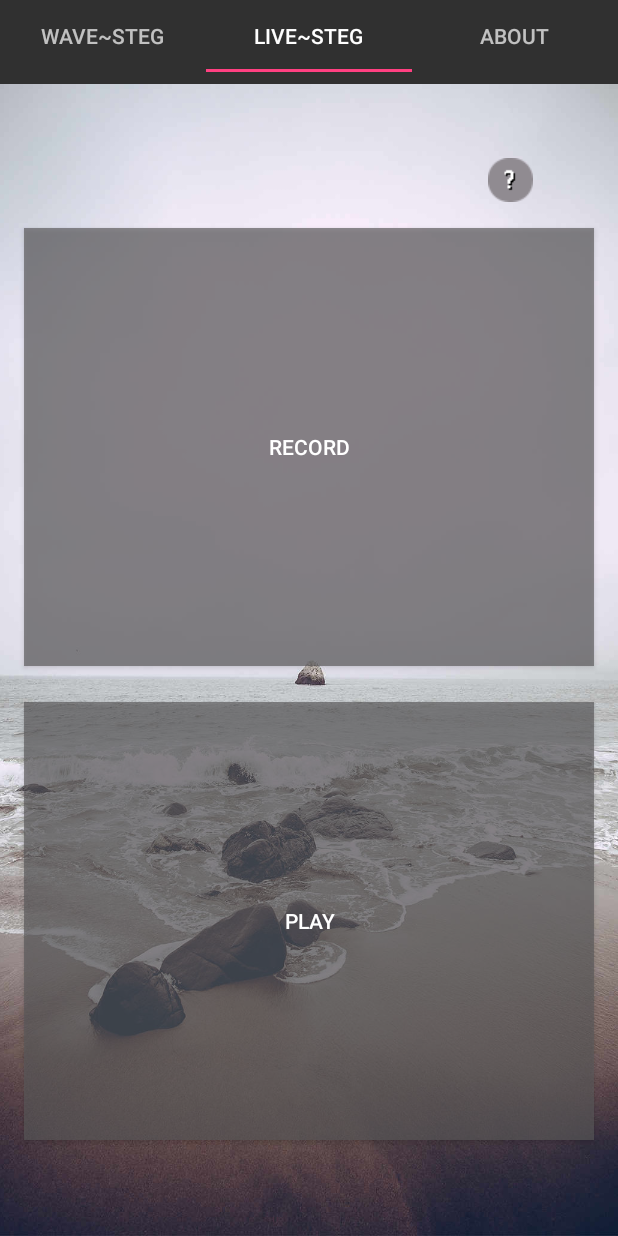
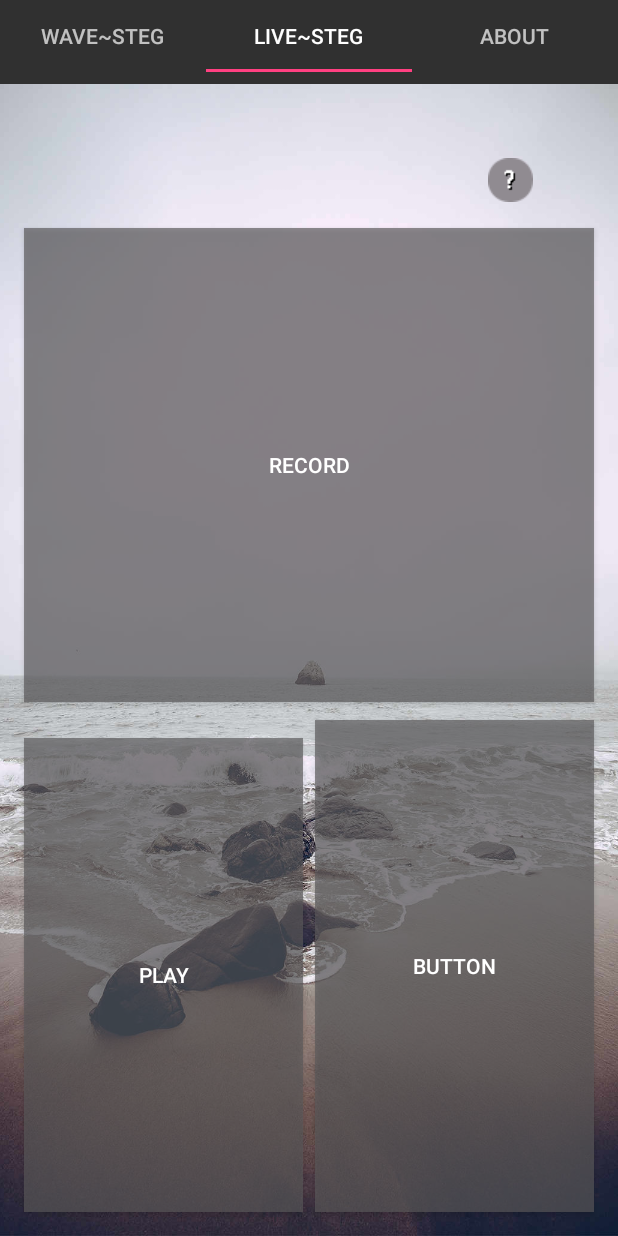
Before and after one commit to ExciiTeD/Diplomarbeit, an Android app: the screen it shows after launch (HomeActivity), tab 2 chosen, on a phone screen of 412 x 824 dp. Run offline under Robolectric (Android 15) with nearby library versions, the phone set to English and light mode, and no system bars.

Commit message:
Live Steg Tab Update

```diff
--- a/app/src/main/res/layout/fragment_live_steg_tab.xml
+++ b/app/src/main/res/layout/fragment_live_steg_tab.xml
@@ -31,7 +31,8 @@
             app:layout_constraintEnd_toEndOf="parent"
             app:layout_constraintHorizontal_bias="0.0"
             app:layout_constraintStart_toStartOf="parent"
-            app:layout_constraintTop_toTopOf="parent" />
+            app:layout_constraintTop_toTopOf="parent"
+            app:layout_constraintVertical_chainStyle="packed" />
 
         <ImageButton
             android:layout_width="wrap_content"
@@ -51,15 +52,31 @@
             android:id="@+id/button4"
             android:layout_width="0dp"
             android:layout_height="0dp"
-            android:layout_marginBottom="64dp"
-            android:layout_marginEnd="16dp"
+            android:layout_marginBottom="16dp"
+            android:layout_marginEnd="4dp"
             android:layout_marginStart="16dp"
             android:layout_marginTop="12dp"
             android:background="@color/primaryButtonColorLight"
             android:text="@string/button3_text"
             app:layout_constraintBottom_toBottomOf="parent"
+            app:layout_constraintEnd_toStartOf="@+id/button10"
+            app:layout_constraintStart_toStartOf="parent"
+            app:layout_constraintTop_toBottomOf="@+id/button3" />
+
+        <Button
+            android:id="@+id/button10"
+            android:layout_width="0dp"
+            android:layout_height="0dp"
+            android:layout_marginBottom="16dp"
+            android:layout_marginEnd="16dp"
+            android:layout_marginStart="4dp"
+            android:layout_marginTop="12dp"
+            android:background="@color/primaryButtonColorLight"
+            android:text="Button"
+            app:layout_constraintBottom_toBottomOf="parent"
             app:layout_constraintEnd_toEndOf="parent"
-            app:layout_constraintStart_toStartOf="parent"
+            app:layout_constraintHorizontal_bias="0.0"
+            app:layout_constraintStart_toEndOf="@+id/button4"
             app:layout_constraintTop_toBottomOf="@+id/button3" />
     </android.support.constraint.ConstraintLayout>
 
--- a/app/src/main/res/values/colors.xml
+++ b/app/src/main/res/values/colors.xml
@@ -7,4 +7,5 @@
     <color name="primaryButtonColor">#5A595B</color>
     <color name="primaryButtonColorLight">#aa5a595b</color>
     <color name="imageButtonColor">#00ffffff</color>
+    <color name="schrift">#000000</color>
 </resources>
```
Also changed, not shown: app/src/main/java/com/example/itaxn/diplomarbeit/WavPlayerActivity.java (+7 -3 lines), app/src/main/res/layout/activity_wav_player.xml (+31 -16 lines).
